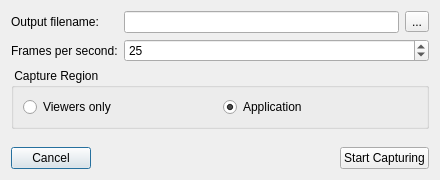
This is OpenFlipper/widgets/videoCaptureDialog/VideoCaptureDialog.ui in ShenRen/OpenFlipper as Qt 5 draws it before an edit. The edited form follows.
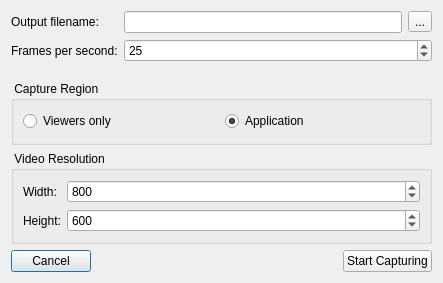
This is the edited form.

```diff
--- a/OpenFlipper/widgets/videoCaptureDialog/VideoCaptureDialog.ui
+++ b/OpenFlipper/widgets/videoCaptureDialog/VideoCaptureDialog.ui
@@ -9,8 +9,8 @@
    <rect>
     <x>0</x>
     <y>0</y>
-    <width>440</width>
-    <height>180</height>
+    <width>443</width>
+    <height>283</height>
    </rect>
   </property>
   <property name="windowTitle">
@@ -18,7 +18,7 @@
   </property>
   <layout class="QVBoxLayout" name="verticalLayout">
    <item>
-    <layout class="QFormLayout" name="formLayout">
+    <layout class="QFormLayout" name="formLayout_2">
      <item row="0" column="0">
       <widget class="QLabel" name="label">
        <property name="text">
@@ -60,7 +60,9 @@
        </property>
       </widget>
      </item>
-     <item row="2" column="0" colspan="2">
+    </layout>
+   </item>
+   <item>
       <widget class="QGroupBox" name="groupBox">
        <property name="title">
         <string> Capture Region </string>
@@ -86,7 +88,54 @@
        </layout>
       </widget>
      </item>
-    </layout>
+   <item>
+    <widget class="QGroupBox" name="groupBox_2">
+     <property name="title">
+      <string> Video Resolution </string>
+     </property>
+     <layout class="QFormLayout" name="formLayout">
+      <item row="0" column="0">
+       <widget class="QLabel" name="label_3">
+        <property name="text">
+         <string>Width:</string>
+        </property>
+       </widget>
+      </item>
+      <item row="0" column="1">
+       <widget class="QSpinBox" name="videoWidth">
+        <property name="minimum">
+         <number>100</number>
+        </property>
+        <property name="maximum">
+         <number>2000</number>
+        </property>
+        <property name="value">
+         <number>800</number>
+        </property>
+       </widget>
+      </item>
+      <item row="1" column="0">
+       <widget class="QLabel" name="label_4">
+        <property name="text">
+         <string>Height:</string>
+        </property>
+       </widget>
+      </item>
+      <item row="1" column="1">
+       <widget class="QSpinBox" name="videoHeight">
+        <property name="minimum">
+         <number>100</number>
+        </property>
+        <property name="maximum">
+         <number>2000</number>
+        </property>
+        <property name="value">
+         <number>600</number>
+        </property>
+       </widget>
+      </item>
+     </layout>
+    </widget>
    </item>
    <item>
     <layout class="QHBoxLayout" name="horizontalLayout_3">
```
Lines whose indentation alone changed are shown as unchanged.
